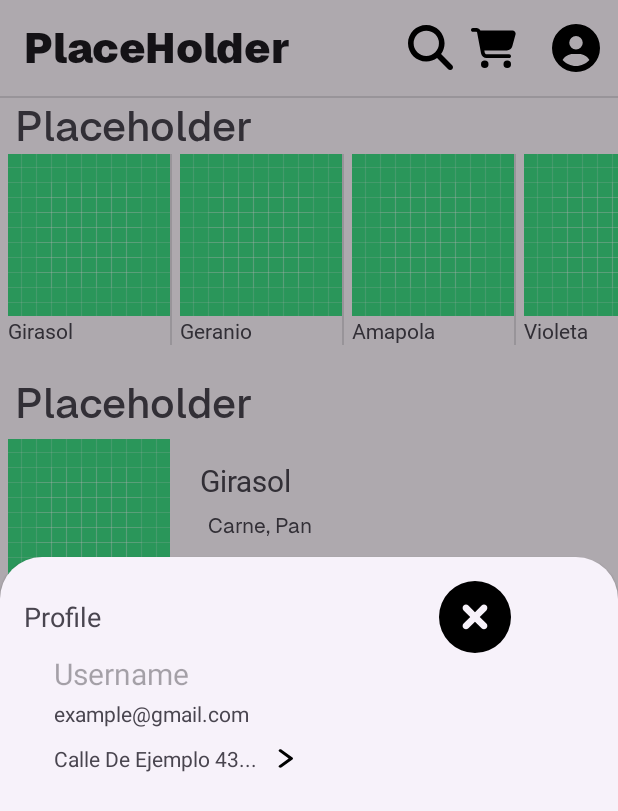
After one commit to Hiromy24/AppPedidosAndroid, an Android app: the fragment ProfileSheet placed in its activity, on a phone screen of 412 x 824 dp. The commit adds this screen. Shown: the top 811 px of the screen. Run offline under Robolectric (Android 15) with nearby library versions, the light colour scheme and no system bars.

Commit message:
add: sheet like ios

```diff
--- a/app/src/main/java/com/example/apppedidosandroid/LoginActivity.java
+++ b/app/src/main/java/com/example/apppedidosandroid/LoginActivity.java
@@ -77,7 +77,9 @@ public class LoginActivity extends AppCompatActivity {
                                                 editor.putString("provider", "GOOGLE");
                                                 editor.apply();
                                             }
-                                            Toast.makeText(this, "Google sign in successful", Toast.LENGTH_SHORT).show();
+                                            Intent intent = new Intent();
+                                            setResult(RESULT_OK, intent);
+                                            finish();
                                         } else {
                                             Toast.makeText(this, "Google sign in failed", Toast.LENGTH_SHORT).show();
                                         }
@@ -97,8 +99,9 @@ public class LoginActivity extends AppCompatActivity {
                                 (etEmail.getText().toString(), etPassword.getText().toString())
                         .addOnCompleteListener(task -> {
                             if (task.isSuccessful()) {
-                                Toast.makeText(this, "Completed registration",
-                                        Toast.LENGTH_SHORT).show();
+                                Intent intent = new Intent();
+                                setResult(RESULT_OK, intent);
+                                finish();
                             } else {
                                 Toast.makeText(this, "Error on registration",
                                         Toast.LENGTH_SHORT).show();
@@ -116,8 +119,9 @@ public class LoginActivity extends AppCompatActivity {
                                 (etEmail.getText().toString(), etPassword.getText().toString())
                         .addOnCompleteListener(task -> {
                             if (task.isSuccessful()) {
-                                Toast.makeText(this, "Completed login",
-                                        Toast.LENGTH_SHORT).show();
+                                Intent intent = new Intent();
+                                setResult(RESULT_OK, intent);
+                                finish();
                             } else {
                                 Toast.makeText(this, "No user or email login",
                                         Toast.LENGTH_SHORT).show();
--- a/app/src/main/java/com/example/apppedidosandroid/MainActivity.java
+++ b/app/src/main/java/com/example/apppedidosandroid/MainActivity.java
@@ -1,13 +1,18 @@
 package com.example.apppedidosandroid;
 
 import android.animation.ObjectAnimator;
+import android.content.Intent;
+import android.content.SharedPreferences;
 import android.media.Image;
 import android.os.Bundle;
 import android.view.Menu;
 import android.view.MenuItem;
 import android.widget.ImageButton;
+import android.widget.Toast;
 
 import androidx.activity.EdgeToEdge;
+import androidx.activity.result.ActivityResultLauncher;
+import androidx.activity.result.contract.ActivityResultContracts;
 import androidx.appcompat.app.AppCompatActivity;
 import androidx.core.graphics.Insets;
 import androidx.core.view.ViewCompat;
@@ -22,6 +27,9 @@ import com.google.android.material.appbar.MaterialToolbar;
 
 public class MainActivity extends AppCompatActivity {
 
+
+    private ActivityResultLauncher<Intent> loginLauncher;
+
     @Override
     protected void onCreate(Bundle savedInstanceState) {
         super.onCreate(savedInstanceState);
@@ -34,6 +42,16 @@ public class MainActivity extends AppCompatActivity {
             v.setPadding(systemBars.left, systemBars.top, systemBars.right, systemBars.bottom);
             return insets;
         });
+
+        loginLauncher = registerForActivityResult(
+                new ActivityResultContracts.StartActivityForResult(),
+                result -> {
+                    if (result.getResultCode() == RESULT_OK) {
+                        Toast.makeText(this, "Login succeed", Toast.LENGTH_SHORT).show();
+                    }
+                });
+
+
         String[] items = {"Girasol", "Geranio","Amapola","Violeta","Rosa","Clavel","Flor de Sauco",
                 "Flor de lis","Lirio","Flor de loto","Gardenia","flor de las nieves","Margarita"};
 
@@ -92,7 +110,15 @@ public class MainActivity extends AppCompatActivity {
             // Acción para el botón de carrito
             return true;
         } else if (id == R.id.action_profile) {
-            // Acción para el botón de perfil
+            SharedPreferences preferences = getSharedPreferences(getString(R.string.prefs_file),
+                    MODE_PRIVATE);
+            if (preferences.getString("email", null) != null) {
+                ProfileSheet profileSheet = new ProfileSheet();
+                profileSheet.show(getSupportFragmentManager(), "ProfileSheet");
+            } else {
+                Intent intent = new Intent(this, LoginActivity.class);
+                loginLauncher.launch(intent);
+            }
             return true;
         }
         return super.onOptionsItemSelected(item);
--- /dev/null
+++ b/app/src/main/java/com/example/apppedidosandroid/ProfileSheet.java
@@ -0,0 +1,26 @@
+package com.example.apppedidosandroid;
+
+import android.os.Bundle;
+import android.view.LayoutInflater;
+import android.view.View;
+import android.view.ViewGroup;
+import android.widget.ImageButton;
+
+import androidx.annotation.NonNull;
+import androidx.annotation.Nullable;
+import com.google.android.material.bottomsheet.BottomSheetDialogFragment;
+
+public class ProfileSheet extends BottomSheetDialogFragment {
+
+    @Nullable
+    @Override
+    public View onCreateView(@NonNull LayoutInflater inflater, @Nullable ViewGroup container,
+                             @Nullable Bundle savedInstanceState) {
+        View view = inflater.inflate(R.layout.profile_sheet, container, false);
+
+        ImageButton btnClose = view.findViewById(R.id.closeButton);
+        btnClose.setOnClickListener(v -> dismiss());
+
+        return view;
+    }
+}
--- /dev/null
+++ b/app/src/main/res/drawable/chevron_right_solid.xml
@@ -0,0 +1,5 @@
+<vector xmlns:android="http://schemas.android.com/apk/res/android" android:height="14dp" android:viewportHeight="512" android:viewportWidth="320" android:width="12dp">
+
+    <path android:fillColor="#FF000000" android:pathData="M310.6,233.4c12.5,12.5 12.5,32.8 0,45.3l-192,192c-12.5,12.5 -32.8,12.5 -45.3,0s-12.5,-32.8 0,-45.3L242.7,256 73.4,86.6c-12.5,-12.5 -12.5,-32.8 0,-45.3s32.8,-12.5 45.3,0l192,192z"/>
+
+</vector>
--- /dev/null
+++ b/app/src/main/res/drawable/circle_xmark_solid.xml
@@ -0,0 +1,9 @@
+<vector xmlns:android="http://schemas.android.com/apk/res/android"
+    android:width="48dp"
+    android:height="48dp"
+    android:viewportWidth="512"
+    android:viewportHeight="512">
+  <path
+      android:fillColor="#FF000000"
+      android:pathData="M256,512A256,256 0,1 0,256 0a256,256 0,1 0,0 512zM175,175c9.4,-9.4 24.6,-9.4 33.9,0l47,47 47,-47c9.4,-9.4 24.6,-9.4 33.9,0s9.4,24.6 0,33.9l-47,47 47,47c9.4,9.4 9.4,24.6 0,33.9s-24.6,9.4 -33.9,0l-47,-47 -47,47c-9.4,9.4 -24.6,9.4 -33.9,0s-9.4,-24.6 0,-33.9l47,-47 -47,-47c-9.4,-9.4 -9.4,-24.6 0,-33.9z"/>
+</vector>
--- /dev/null
+++ b/app/src/main/res/layout/profile_sheet.xml
@@ -0,0 +1,94 @@
+<?xml version="1.0" encoding="utf-8"?>
+<LinearLayout xmlns:android="http://schemas.android.com/apk/res/android"
+    xmlns:app="http://schemas.android.com/apk/res-auto"
+    xmlns:tools="http://schemas.android.com/tools"
+    android:layout_width="match_parent"
+    android:layout_height="wrap_content"
+    android:orientation="vertical"
+    android:padding="16dp">
+
+    <LinearLayout
+        android:layout_width="match_parent"
+        android:layout_height="wrap_content"
+        android:gravity="center_vertical"
+        android:orientation="horizontal">
+
+        <TextView
+            android:id="@+id/textView"
+            android:layout_height="wrap_content"
+            android:layout_width="wrap_content"
+            android:text="@string/profile"
+            android:textSize="18sp" />
+
+        <ImageButton
+            android:id="@+id/closeButton"
+            android:layout_width="48dp"
+            android:layout_height="48dp"
+            android:layout_marginStart="225dp"
+            android:layout_weight="0"
+            android:backgroundTint="#00FFFFFF"
+            android:src="@drawable/circle_xmark_solid" />
+    </LinearLayout>
+
+    <LinearLayout
+        android:layout_width="match_parent"
+        android:layout_height="wrap_content"
+        android:orientation="horizontal">
+
+        <ImageView
+            android:id="@+id/imageView2"
+            android:layout_width="wrap_content"
+            android:layout_height="wrap_content"
+            tools:srcCompat="@tools:sample/avatars" />
+
+        <LinearLayout
+            android:layout_height="wrap_content"
+            android:layout_width="match_parent"
+            android:layout_marginStart="20dp"
+            android:orientation="vertical">
+
+            <TextView
+                android:id="@+id/textView4"
+                android:layout_width="match_parent"
+                android:layout_height="wrap_content"
+                android:hint="@string/username"
+                android:textSize="@dimen/h3" />
+
+            <TextView
+                android:id="@+id/textView5"
+                android:layout_width="match_parent"
+                android:layout_height="wrap_content"
+                android:layout_marginTop="3dp"
+                android:text="@string/email_hint" />
+
+            <LinearLayout
+                android:layout_width="match_parent"
+                android:layout_height="wrap_content"
+                android:layout_marginTop="3dp"
+                android:gravity="center_vertical"
+                android:orientation="horizontal">
+
+                <TextView
+                    android:id="@+id/textView6"
+                    android:layout_width="wrap_content"
+                    android:layout_height="match_parent"
+                    android:gravity="center"
+                    android:text="Calle De Ejemplo 43..." />
+
+                <ImageButton
+                    android:id="@+id/imageButton2"
+                    android:layout_width="wrap_content"
+                    android:layout_height="wrap_content"
+                    android:backgroundTint="#00FFFFFF"
+                    app:srcCompat="@drawable/chevron_right_solid" />
+            </LinearLayout>
+
+        </LinearLayout>
+    </LinearLayout>
+
+    <LinearLayout
+        android:layout_width="match_parent"
+        android:layout_height="285dp"
+        android:orientation="horizontal"></LinearLayout>
+
+</LinearLayout>
--- a/app/src/main/res/values/strings.xml
+++ b/app/src/main/res/values/strings.xml
@@ -1,7 +1,11 @@
 <resources>
     <string name="app_name">AppPedidosAndroid</string>
     <string name="prefs_file">com.example.apppedidosandroid.PREFERENCE_FILE_KEY</string>
+    <string name="profile">Profile</string>
+    <string name="notifications">Receive notifications</string>
+    <string name="logout">Logout</string>
     <string name="login">Login</string>
+    <string name="username">Username</string>
     <string name="email">Email</string>
     <string name="email_hint">example@gmail.com</string>
     <string name="password">Password</string>
```
